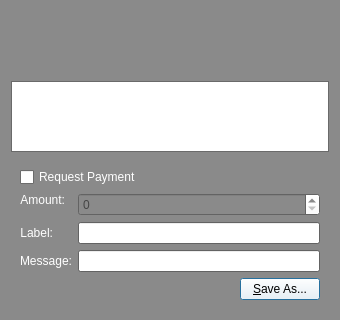
This is src/qt/forms/qrcodedialog.ui in Sterlingcoin/Sterlingcoin-1.6.2.0-Release as Qt 5 draws it before an edit; both pictures show x 0 to 340 and y 236 to 556 of the 340 by 556 pixel window. The edited form follows.
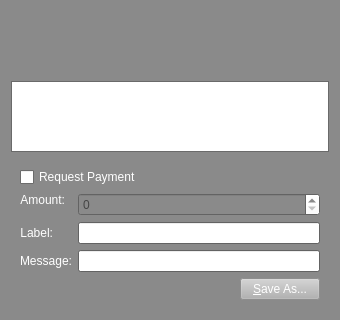
This is the edited form. Custom widgets are drawn as their Qt base class.

What changed in the file:
```diff
--- a/src/qt/forms/qrcodedialog.ui
+++ b/src/qt/forms/qrcodedialog.ui
@@ -1190,6 +1190,154 @@
         </item>
         <item>
          <widget class="QPushButton" name="btnSaveAs">
+          <property name="palette">
+           <palette>
+            <active>
+             <colorrole role="Button">
+              <brush brushstyle="SolidPattern">
+               <color alpha="255">
+                <red>178</red>
+                <green>178</green>
+                <blue>178</blue>
+               </color>
+              </brush>
+             </colorrole>
+             <colorrole role="ButtonText">
+              <brush brushstyle="SolidPattern">
+               <color alpha="255">
+                <red>255</red>
+                <green>255</green>
+                <blue>255</blue>
+               </color>
+              </brush>
+             </colorrole>
+             <colorrole role="Base">
+              <brush brushstyle="SolidPattern">
+               <color alpha="255">
+                <red>178</red>
+                <green>178</green>
+                <blue>178</blue>
+               </color>
+              </brush>
+             </colorrole>
+             <colorrole role="Window">
+              <brush brushstyle="SolidPattern">
+               <color alpha="255">
+                <red>178</red>
+                <green>178</green>
+                <blue>178</blue>
+               </color>
+              </brush>
+             </colorrole>
+             <colorrole role="Highlight">
+              <brush brushstyle="SolidPattern">
+               <color alpha="255">
+                <red>240</red>
+                <green>119</green>
+                <blue>70</blue>
+               </color>
+              </brush>
+             </colorrole>
+            </active>
+            <inactive>
+             <colorrole role="Button">
+              <brush brushstyle="SolidPattern">
+               <color alpha="255">
+                <red>178</red>
+                <green>178</green>
+                <blue>178</blue>
+               </color>
+              </brush>
+             </colorrole>
+             <colorrole role="ButtonText">
+              <brush brushstyle="SolidPattern">
+               <color alpha="255">
+                <red>255</red>
+                <green>255</green>
+                <blue>255</blue>
+               </color>
+              </brush>
+             </colorrole>
+             <colorrole role="Base">
+              <brush brushstyle="SolidPattern">
+               <color alpha="255">
+                <red>178</red>
+                <green>178</green>
+                <blue>178</blue>
+               </color>
+              </brush>
+             </colorrole>
+             <colorrole role="Window">
+              <brush brushstyle="SolidPattern">
+               <color alpha="255">
+                <red>178</red>
+                <green>178</green>
+                <blue>178</blue>
+               </color>
+              </brush>
+             </colorrole>
+             <colorrole role="Highlight">
+              <brush brushstyle="SolidPattern">
+               <color alpha="255">
+                <red>178</red>
+                <green>178</green>
+                <blue>178</blue>
+               </color>
+              </brush>
+             </colorrole>
+            </inactive>
+            <disabled>
+             <colorrole role="Button">
+              <brush brushstyle="SolidPattern">
+               <color alpha="255">
+                <red>178</red>
+                <green>178</green>
+                <blue>178</blue>
+               </color>
+              </brush>
+             </colorrole>
+             <colorrole role="ButtonText">
+              <brush brushstyle="SolidPattern">
+               <color alpha="255">
+                <red>138</red>
+                <green>138</green>
+                <blue>138</blue>
+               </color>
+              </brush>
+             </colorrole>
+             <colorrole role="Base">
+              <brush brushstyle="SolidPattern">
+               <color alpha="255">
+                <red>178</red>
+                <green>178</green>
+                <blue>178</blue>
+               </color>
+              </brush>
+             </colorrole>
+             <colorrole role="Window">
+              <brush brushstyle="SolidPattern">
+               <color alpha="255">
+                <red>178</red>
+                <green>178</green>
+                <blue>178</blue>
+               </color>
+              </brush>
+             </colorrole>
+             <colorrole role="Highlight">
+              <brush brushstyle="SolidPattern">
+               <color alpha="255">
+                <red>178</red>
+                <green>178</green>
+                <blue>178</blue>
+               </color>
+              </brush>
+             </colorrole>
+            </disabled>
+           </palette>
+          </property>
+          <property name="styleSheet">
+           <string notr="true">background-color: rgb(178, 178, 178);</string>
+          </property>
           <property name="text">
            <string>&amp;Save As...</string>
           </property>
```
